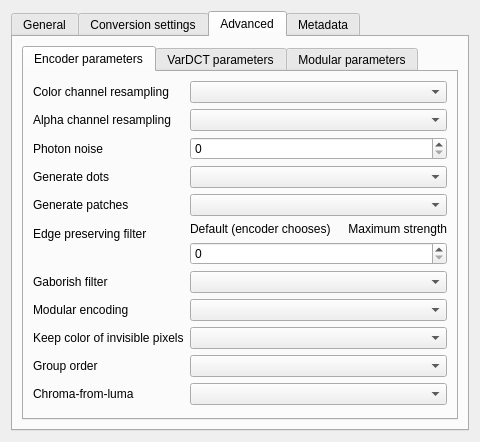
KDE/krita, file plugins/impex/jxl/kis_wdg_options_jpegxl.ui: the form before one commit.
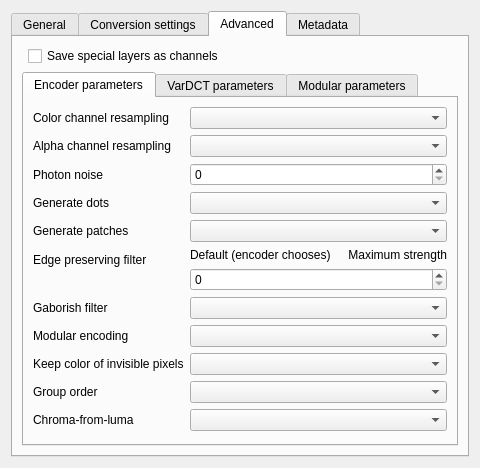
The form after the commit. The open tabs and pages were chosen to show the change. Custom widgets are drawn as their Qt base class.

Commit message:
JPEG-XL: preliminary support for writing special channels
read special channels by layer name and attempt to write it
to JPEG-XL extra channels

What changed in the file:
```diff
--- a/plugins/impex/jxl/kis_wdg_options_jpegxl.ui
+++ b/plugins/impex/jxl/kis_wdg_options_jpegxl.ui
@@ -319,6 +319,34 @@
        <string>Advanced</string>
       </attribute>
       <layout class="QVBoxLayout" name="verticalLayout_3">
+       <item>
+        <widget class="QWidget" name="wdgAdditionalOptions" native="true">
+         <layout class="QFormLayout" name="formLayout_2">
+          <property name="leftMargin">
+           <number>0</number>
+          </property>
+          <property name="topMargin">
+           <number>0</number>
+          </property>
+          <property name="rightMargin">
+           <number>0</number>
+          </property>
+          <property name="bottomMargin">
+           <number>0</number>
+          </property>
+          <item row="0" column="1">
+           <widget class="QCheckBox" name="chkSpcChannels">
+            <property name="toolTip">
+             <string>&lt;html&gt;&lt;head/&gt;&lt;body&gt;&lt;p&gt;When enabled, store the root layer as a base image and specific layers as grayscale extra channels.&lt;/p&gt;&lt;p&gt;The following layers can be stored as extra channels:&lt;br/&gt;&lt;span style=&quot; font-weight:600;&quot;&gt;JXL-Depth&lt;/span&gt; → Depth channel&lt;br/&gt;&lt;span style=&quot; font-weight:600;&quot;&gt;JXL-Thermal&lt;/span&gt; → Thermal channel&lt;br/&gt;&lt;span style=&quot; font-weight:600;&quot;&gt;JXL-SelectionMask&lt;/span&gt; → Selection Mask channel&lt;/p&gt;&lt;/body&gt;&lt;/html&gt;</string>
+            </property>
+            <property name="text">
+             <string>Save special layers as channels</string>
+            </property>
+           </widget>
+          </item>
+         </layout>
+        </widget>
+       </item>
        <item>
         <widget class="QTabWidget" name="advancedParameters">
          <property name="currentIndex">
```
The commit also changes 2 other files.
